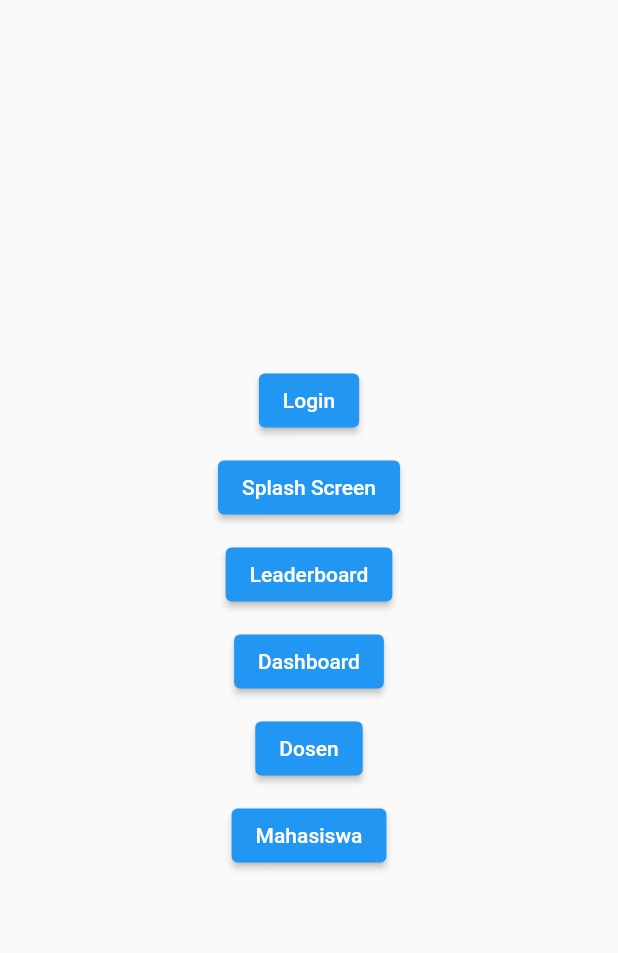
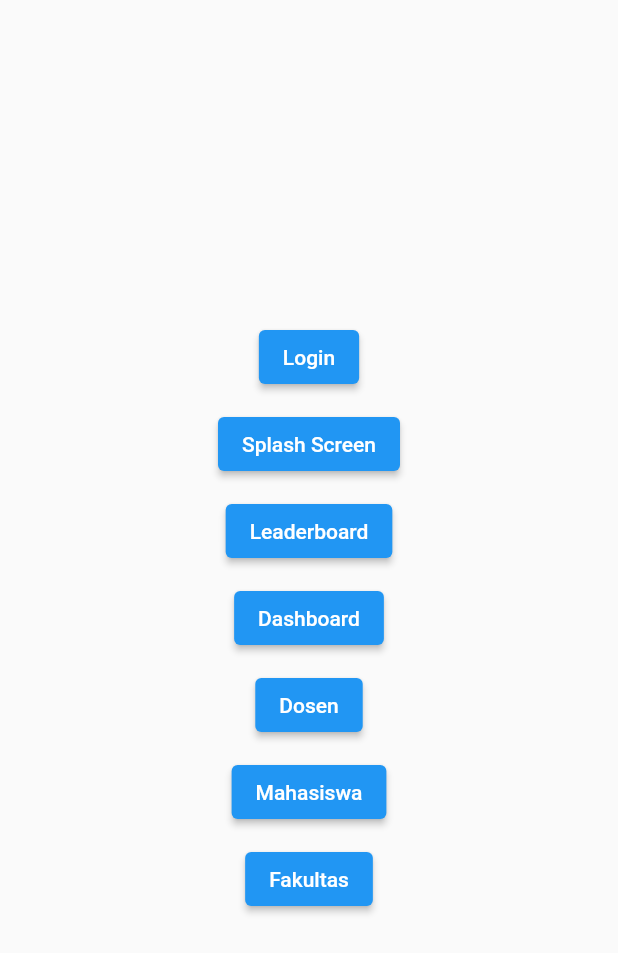
Before and after one commit to vegatama/CIIS-UPI, a Flutter app: the screen it shows after launch, on a phone screen of 412 x 824 dp. Shown: the top 953 px of the screen. Run offline on Flutter 3.47's test engine with Material 2 defaults, Android fonts, the phone set to English and light mode, and no system bars; our stand-ins replace bubble_tab_indicator, charts_flutter, percent_indicator, pie_chart.

Commit message:
Menambahkan navigasi

```diff
--- a/lib/main.dart
+++ b/lib/main.dart
@@ -1,6 +1,8 @@
 import 'package:flutter/material.dart';
 import 'DosenPage.dart';
+import 'FakultasPage.dart';
 import 'MahasiswaPage.dart';
+import 'SurveiPage.dart';
 import 'splash-screen.dart';
 import 'Leaderboard.dart';
 import 'Dashboard.dart';
@@ -99,6 +101,17 @@ class MyHome extends StatelessWidget {
                       }));
                     }),
               ),
+              Padding(
+                padding: EdgeInsets.all(5),
+                child: ElevatedButton(
+                    child: Text('Fakultas'),
+                    onPressed: () {
+                      Navigator.of(context)
+                          .push(MaterialPageRoute(builder: (context) {
+                        return FakultasPage();
+                      }));
+                    }),
+              ),
             ],
           ),
         ),
```
